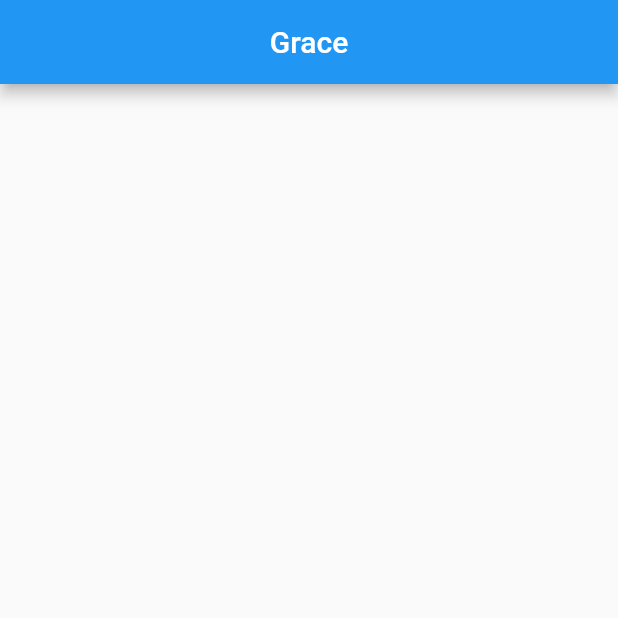
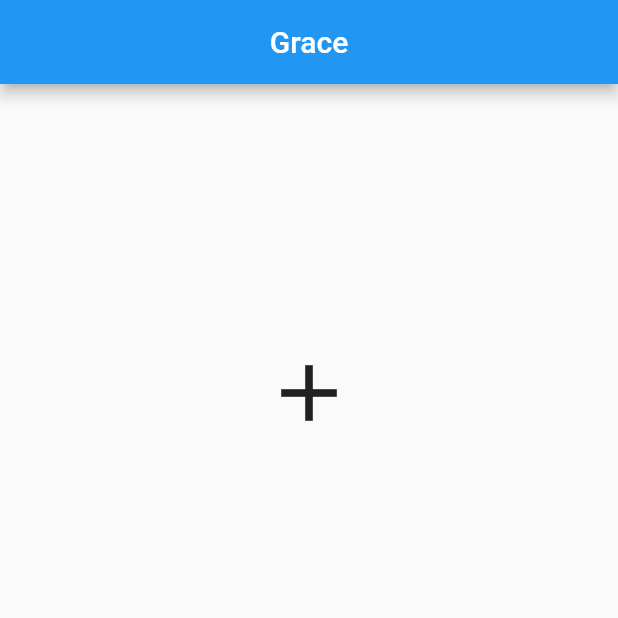
Before and after one commit to muzzarellimj/grace, a Flutter app: the screen it shows after launch, on a phone screen of 412 x 824 dp, the top half of it. Run offline on Flutter 3.47's test engine with Material 2 defaults, Android fonts, the phone set to English and light mode, and no system bars; our stand-ins replace cloud_firestore, firebase_core; accounts and stored records are empty; generated files the repository leaves out were written again.

Commit message:
feat: create icon button with add icon, show snackbar when pressed

```diff
--- a/lib/pages/home.dart
+++ b/lib/pages/home.dart
@@ -44,13 +44,14 @@ class _HomePageState extends State<HomePage> {
                     crossAxisSpacing: _spacing,
                     mainAxisSpacing: _spacing,
                     padding: EdgeInsetsDirectional.all(_spacing),
-                    children:
-                        List.generate(snapshot.data!.docs.length, (index) {
+                    children: List<Widget>.generate(snapshot.data!.docs.length,
+                            (index) {
                           Book book = Book.fromJson(snapshot.data!.docs[index]
                               .data() as Map<String, dynamic>);
 
                           return Card(
-                          color: Theme.of(context).colorScheme.surfaceVariant,
+                              color:
+                                  Theme.of(context).colorScheme.surfaceVariant,
                               child: Container(
                                   padding: const EdgeInsets.all(12.0),
                                   child: Column(children: [
@@ -72,14 +73,30 @@ class _HomePageState extends State<HomePage> {
                                           Text('by ${book.author}',
                                               style: const TextStyle(
                                                   fontSize: 16.0,
-                                              fontWeight: FontWeight.normal)),
-                                      Text('Published ${book.publicationDate}',
+                                                  fontWeight:
+                                                      FontWeight.normal)),
+                                          Text(
+                                              'Published ${book.publicationDate}',
                                               style: const TextStyle(
                                                   fontSize: 16.0,
-                                              fontWeight: FontWeight.normal)),
+                                                  fontWeight:
+                                                      FontWeight.normal)),
                                         ])),
                                   ])));
-                    }))
+                        }) +
+                        [
+                          IconButton(
+                              onPressed: () {
+                                ScaffoldMessenger.of(context).showSnackBar(SnackBar(
+                                    content: const Text(
+                                        'A modal appears and a form is submitted...'),
+                                    duration: const Duration(seconds: 10),
+                                    backgroundColor:
+                                        Theme.of(context).colorScheme.primary));
+                              },
+                              icon: const Icon(Icons.add),
+                              iconSize: 64)
+                        ])
               };
             }));
   }
```
Lines whose indentation alone changed are shown as unchanged.
